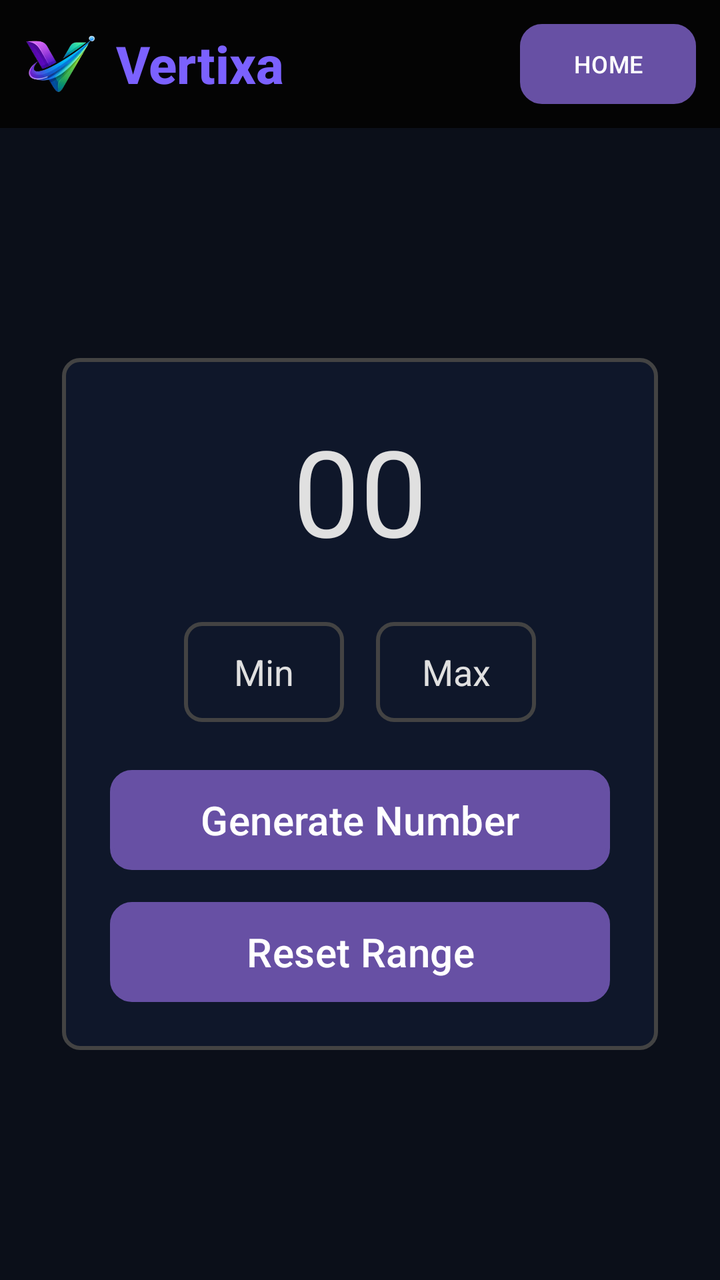
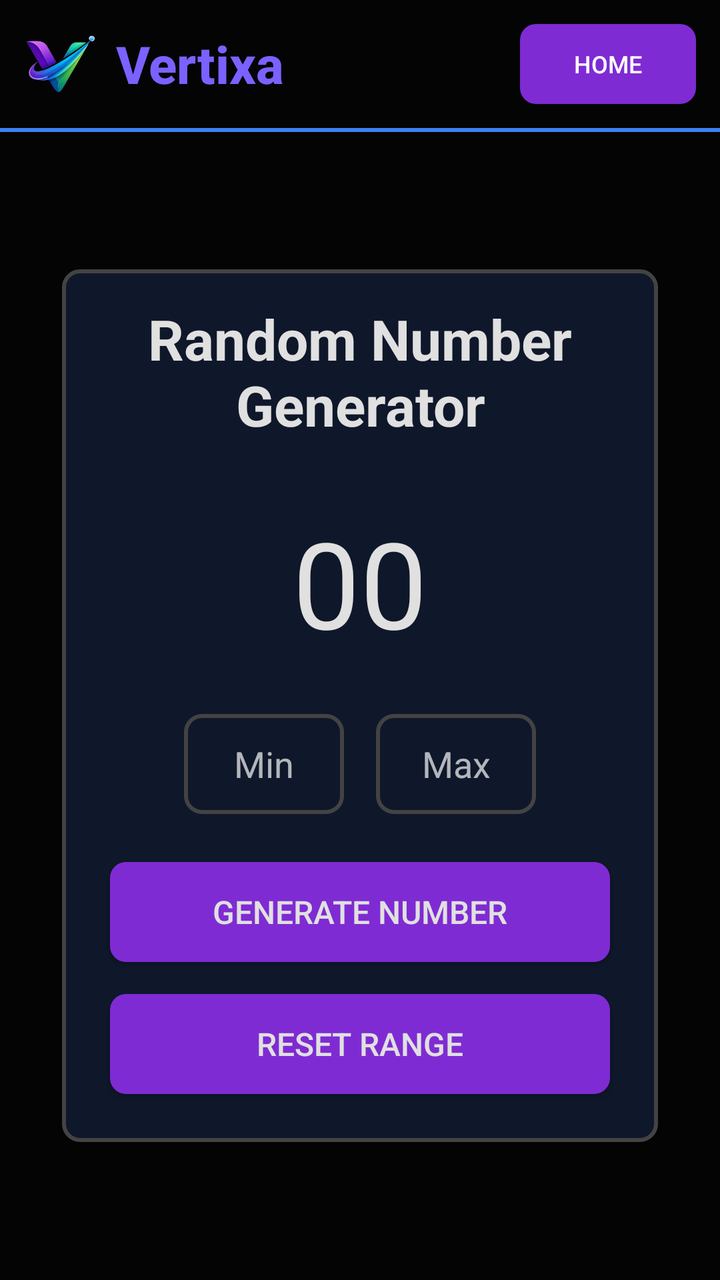

Compare the two renders of this Android layout. The source of the first and the diff that turns it into the second are given below.
<!-- AndroidManifest.xml: application theme Theme.Vertixa -->
<!-- res/layout/activity_random_number.xml -->
<?xml version="1.0" encoding="utf-8"?>
<LinearLayout
    xmlns:android="http://schemas.android.com/apk/res/android"
    xmlns:app="http://schemas.android.com/apk/res-auto"
    xmlns:tools="http://schemas.android.com/tools"
    android:id="@+id/main"
    android:layout_width="match_parent"
    android:layout_height="match_parent"
    android:background="#0B0F19"
    android:orientation="vertical"
    tools:context=".randomNumber">

    
    <include
        layout="@layout/header"
        android:layout_width="match_parent"
        android:layout_height="wrap_content"/>


    <LinearLayout
        android:layout_width="match_parent"
        android:layout_height="0dp"
        android:layout_weight="1"
        android:orientation="vertical"
        android:gravity="center">

        <LinearLayout
            android:layout_width="wrap_content"
            android:layout_height="wrap_content"
            android:orientation="vertical"
            android:gravity="center"
            android:padding="16dp"
            android:background="@drawable/rounded_bg">

            <TextView
                android:id="@+id/output"
                android:layout_width="match_parent"
                android:layout_height="100dp"
                android:textSize="60dp"
                android:text="00"
                android:textColor="#E0E0E0"
                android:gravity="center"/>

            <LinearLayout
                android:layout_width="wrap_content"
                android:layout_height="wrap_content"
                android:padding="8dp"
                android:orientation="horizontal">

                <EditText
                    android:id="@+id/start"
                    android:layout_width="80dp"
                    android:layout_height="50dp"
                    android:hint="Min"
                    android:layout_margin="8dp"
                    android:background="@drawable/rounded_bg"
                    android:textColor="#E0E0E0"
                    android:textColorHint="#E0E0E0"
                    android:gravity="center"/>

                <EditText
                    android:id="@+id/end"
                    android:layout_width="80dp"
                    android:layout_height="50dp"
                    android:hint="Max"
                    android:layout_margin="8dp"
                    android:background="@drawable/rounded_bg"
                    android:textColor="#E0E0E0"
                    android:textColorHint="#E0E0E0"
                    android:gravity="center"/>
            </LinearLayout>

            <Button
                android:id="@+id/generate"
                android:layout_width="250dp"
                android:layout_height="50dp"
                android:text="Generate Number"
                android:layout_margin="8dp"
                android:background="@drawable/btn_rounded"
                android:textSize="20sp"/>

            <Button
                android:id="@+id/reset"
                android:layout_width="250dp"
                android:layout_height="50dp"
                android:text="Reset Range"
                android:layout_margin="8dp"
                android:background="@drawable/btn_rounded"
                android:textSize="20sp"/>
        </LinearLayout>

    </LinearLayout>
</LinearLayout>
<!-- res/layout/header.xml (included above) -->
<LinearLayout xmlns:android="http://schemas.android.com/apk/res/android"
    android:layout_width="match_parent"
    android:layout_height="match_parent"
    android:background="#0B0F19"
    android:orientation="vertical"
    android:fitsSystemWindows="true">

    
    <LinearLayout
        android:layout_width="match_parent"
        android:layout_height="64dp"
        android:background="#040404"
        android:gravity="center_vertical"
        android:orientation="horizontal"
        android:padding="12dp">

        <ImageView
            android:layout_width="36dp"
            android:layout_height="36dp"
            android:contentDescription="Logo"
            android:src="@drawable/logo" />

        <TextView
            android:layout_width="wrap_content"
            android:layout_height="wrap_content"
            android:layout_marginStart="10dp"
            android:fontFamily="sans-serif-medium"
            android:text="Vertixa"
            android:textColor="#7B61FF"
            android:textSize="26sp"
            android:textStyle="bold" />

        <View
            android:layout_width="0dp"
            android:layout_height="0dp"
            android:layout_weight="1" />

        <Button
            android:id="@+id/homeButton"
            android:layout_width="wrap_content"
            android:layout_height="wrap_content"
            android:background="@drawable/btn_rounded"
            android:text="HOME"
            android:textSize="12sp" />

    </LinearLayout>

</LinearLayout>
<!-- resources referenced by this layout -->
<resources>
  <!-- drawable btn_rounded (drawable) -->
  <?xml version="1.0" encoding="utf-8"?>
  <shape xmlns:android="http://schemas.android.com/apk/res/android">
      <solid android:color="#7B61FF"/>
      <corners android:radius="10dp"/>
      <stroke
          android:width="2dp"
          android:color="#FFFFFF"/>
  
  </shape>
  <!-- drawable logo: png bitmap (drawable, 49304 bytes) -->
  <!-- drawable rounded_bg (drawable) -->
  <?xml version="1.0" encoding="utf-8"?>
  <shape xmlns:android="http://schemas.android.com/apk/res/android">
      <solid android:color="#0F172A"/>
      <corners android:radius="8dp"/>
      <stroke
          android:width="2dp"
          android:color="#434343"/>
  </shape>
  <style name="Theme.Vertixa" parent="Base.Theme.Vertixa" />
  <style name="Base.Theme.Vertixa" parent="Theme.Material3.DayNight.NoActionBar">
          <item name="android:windowDisablePreview">true</item>
      </style>
</resources>

<!-- the commit's change to res/layout/activity_random_number.xml (unified diff, before → after) -->
@@ -6,8 +6,9 @@
     android:id="@+id/main"
     android:layout_width="match_parent"
     android:layout_height="match_parent"
-    android:background="#0B0F19"
+    android:background="#040404"
     android:orientation="vertical"
+    android:fitsSystemWindows="true"
     tools:context=".randomNumber">
 
     
@@ -16,13 +17,14 @@
         android:layout_width="match_parent"
         android:layout_height="wrap_content"/>
 
-
+    
     <LinearLayout
         android:layout_width="match_parent"
         android:layout_height="0dp"
         android:layout_weight="1"
         android:orientation="vertical"
-        android:gravity="center">
+        android:gravity="center"
+        android:padding="16dp">
 
         <LinearLayout
             android:layout_width="wrap_content"
@@ -33,10 +35,20 @@
             android:background="@drawable/rounded_bg">
 
             <TextView
+                android:layout_width="match_parent"
+                android:layout_height="wrap_content"
+                android:gravity="center"
+                android:textSize="28sp"
+                android:textColor="#E0E0E0"
+                android:layout_marginBottom="20dp"
+                android:textStyle="bold"
+                android:text="Random Number Generator"/>
+
+            <TextView
                 android:id="@+id/output"
                 android:layout_width="match_parent"
                 android:layout_height="100dp"
-                android:textSize="60dp"
+                android:textSize="60sp"
                 android:text="00"
                 android:textColor="#E0E0E0"
                 android:gravity="center"/>
@@ -55,8 +67,9 @@
                     android:layout_margin="8dp"
                     android:background="@drawable/rounded_bg"
                     android:textColor="#E0E0E0"
-                    android:textColorHint="#E0E0E0"
-                    android:gravity="center"/>
+                    android:textColorHint="#AFFFFFFF"
+                    android:gravity="center"
+                    android:inputType="number"/>
 
                 <EditText
                     android:id="@+id/end"
@@ -66,40 +79,40 @@
                     android:layout_margin="8dp"
                     android:background="@drawable/rounded_bg"
                     android:textColor="#E0E0E0"
-                    android:textColorHint="#E0E0E0"
-                    android:gravity="center"/>
+                    android:textColorHint="#AFFFFFFF"
+                    android:gravity="center"
+                    android:inputType="number"/>
             </LinearLayout>
 
-            <Button
+            <androidx.appcompat.widget.AppCompatButton
                 android:id="@+id/generate"
                 android:layout_width="250dp"
                 android:layout_height="50dp"
                 android:text="Generate Number"
                 android:layout_margin="8dp"
+                android:textColor="#E0E0E0"
                 android:background="@drawable/btn_rounded"
-                android:textSize="20sp"/>
+                android:textSize="16sp" />
 
-            <Button
+            <androidx.appcompat.widget.AppCompatButton
                 android:id="@+id/reset"
                 android:layout_width="250dp"
                 android:layout_height="50dp"
                 android:text="Reset Range"
                 android:layout_margin="8dp"
+                android:textColor="#E0E0E0"
                 android:background="@drawable/btn_rounded"
-                android:textSize="20sp"/>
+                android:textSize="16sp" />
         </LinearLayout>
-
     </LinearLayout>
 </LinearLayout>
 <!-- res/layout/header.xml (included above) -->
+<?xml version="1.0" encoding="utf-8"?>
 <LinearLayout xmlns:android="http://schemas.android.com/apk/res/android"
     android:layout_width="match_parent"
-    android:layout_height="match_parent"
-    android:background="#0B0F19"
-    android:orientation="vertical"
-    android:fitsSystemWindows="true">
+    android:layout_height="wrap_content"
+    android:orientation="vertical">
 
-    
     <LinearLayout
         android:layout_width="match_parent"
         android:layout_height="64dp"
@@ -129,14 +142,21 @@
             android:layout_height="0dp"
             android:layout_weight="1" />
 
-        <Button
+        <androidx.appcompat.widget.AppCompatButton
             android:id="@+id/homeButton"
             android:layout_width="wrap_content"
             android:layout_height="wrap_content"
             android:background="@drawable/btn_rounded"
             android:text="HOME"
-            android:textSize="12sp" />
+            android:textColor="#FFFFFF"
+            android:textSize="12sp"
+            android:padding="8dp" />
 
     </LinearLayout>
 
+    
+    <View
+        android:layout_width="match_parent"
+        android:layout_height="2dp"
+        android:background="#3B82F6" />
 </LinearLayout>
<!-- resource entries referenced after the edit -->
@@ -1,14 +1,9 @@
 <!-- resources referenced by this layout -->
 <resources>
   <!-- drawable btn_rounded (drawable) -->
-  <?xml version="1.0" encoding="utf-8"?>
-  <shape xmlns:android="http://schemas.android.com/apk/res/android">
-      <solid android:color="#7B61FF"/>
-      <corners android:radius="10dp"/>
-      <stroke
-          android:width="2dp"
-          android:color="#FFFFFF"/>
-  
+  <shape xmlns:android="http://schemas.android.com/apk/res/android" android:shape="rectangle">
+      <solid android:color="#7F2BD3"/>
+      <corners android:radius="8dp"/>
   </shape>
   <!-- drawable logo: png bitmap (drawable, 49304 bytes) -->
   <!-- drawable rounded_bg (drawable) -->
